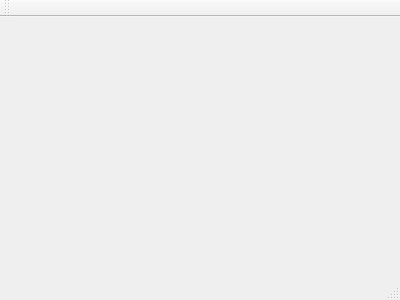
pbuttgereit/FileGatherer, file FileGatherer/mainwindow.ui: the form before one commit.
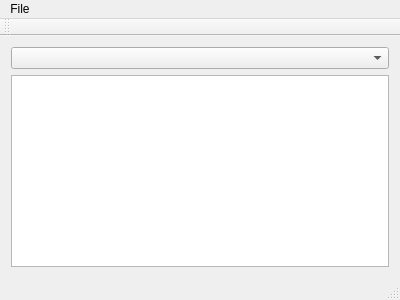
The form after the commit.

```diff
--- a/FileGatherer/mainwindow.ui
+++ b/FileGatherer/mainwindow.ui
@@ -12,13 +12,49 @@
   <property name="windowTitle" >
    <string>MainWindow</string>
   </property>
-  <widget class="QMenuBar" name="menuBar" />
-  <widget class="QToolBar" name="mainToolBar" />
-  <widget class="QWidget" name="centralWidget" />
-  <widget class="QStatusBar" name="statusBar" />
+  <widget class="QWidget" name="centralWidget">
+   <layout class="QVBoxLayout" name="verticalLayout">
+    <item>
+     <widget class="QComboBox" name="comboBoxTables"/>
+    </item>
+    <item>
+     <widget class="QTableView" name="tableViewFiles"/>
+    </item>
+   </layout>
+  </widget>
+  <widget class="QMenuBar" name="menuBar">
+   <property name="geometry">
+    <rect>
+     <x>0</x>
+     <y>0</y>
+     <width>400</width>
+     <height>21</height>
+    </rect>
+   </property>
+   <widget class="QMenu" name="menuFile">
+    <property name="title">
+     <string>File</string>
+    </property>
+    <addaction name="actionGather_from_Directory"/>
+   </widget>
+   <addaction name="menuFile"/>
+  </widget>
+  <widget class="QToolBar" name="mainToolBar">
+   <attribute name="toolBarArea">
+    <enum>TopToolBarArea</enum>
+   </attribute>
+   <attribute name="toolBarBreak">
+    <bool>false</bool>
+   </attribute>
+  </widget>
+  <widget class="QStatusBar" name="statusBar"/>
+  <action name="actionGather_from_Directory">
+   <property name="text">
+    <string>Gather from Directory</string>
+   </property>
+  </action>
  </widget>
- <layoutDefault spacing="6" margin="11" />
- <pixmapfunction></pixmapfunction>
+ <layoutdefault spacing="6" margin="11"/>
  <resources/>
  <connections/>
 </ui>
```
Left out of the diff: 7 changed lines with no effect on the pictures.
